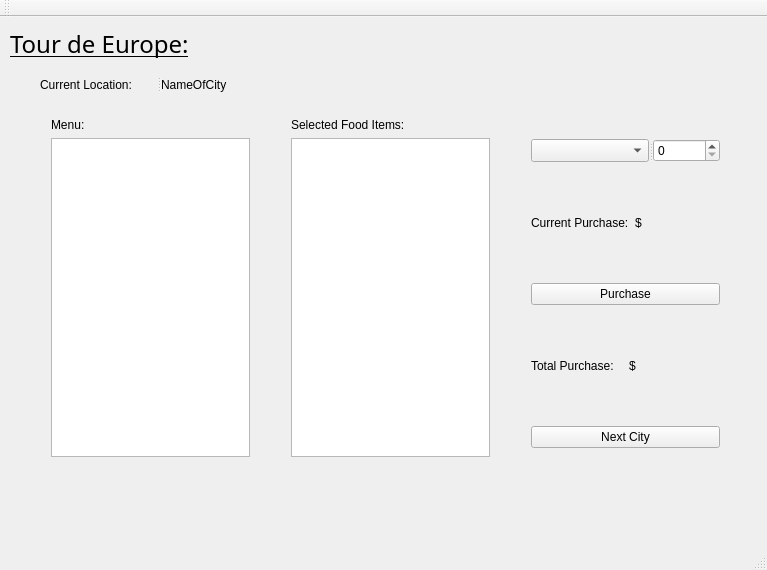
Qt form mainwindow.ui (kevinsemenov14/ProjectOneCS1D) before a commit.
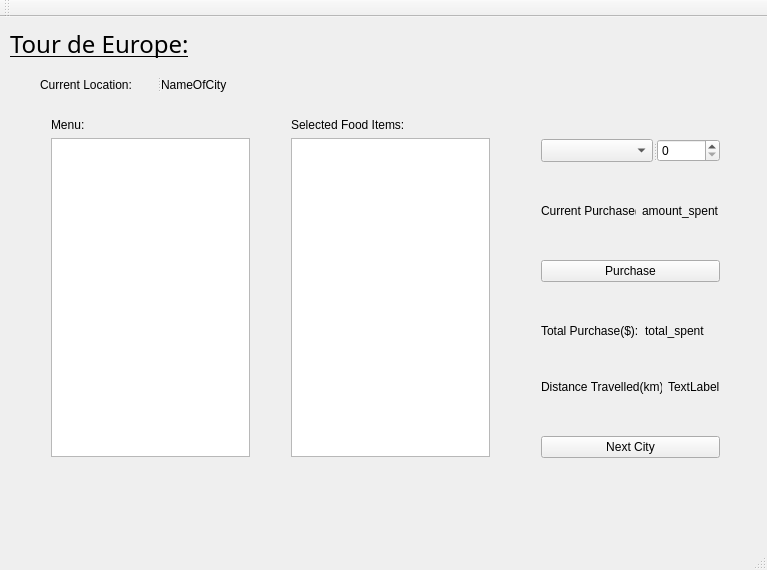
The same form after that commit. The open tabs and pages were chosen to show the change.

Commit message: everything works now :)

The edit to the form file:
```diff
--- a/mainwindow.ui
+++ b/mainwindow.ui
@@ -350,16 +350,16 @@
        </item>
       </layout>
      </widget>
-     <widget class="QWidget" name="layoutWidget">
+     <widget class="QWidget" name="">
       <property name="geometry">
        <rect>
-        <x>500</x>
+        <x>510</x>
         <y>71</y>
-        <width>211</width>
-        <height>331</height>
+        <width>201</width>
+        <height>341</height>
        </rect>
       </property>
-      <layout class="QGridLayout" name="gridLayout">
+      <layout class="QGridLayout" name="gridLayout_13">
        <item row="0" column="0">
         <widget class="QSplitter" name="splitter_4">
          <property name="orientation">
@@ -391,7 +391,7 @@
          <property name="sizeHint" stdset="0">
           <size>
            <width>20</width>
-           <height>40</height>
+           <height>28</height>
           </size>
          </property>
         </spacer>
@@ -404,7 +404,7 @@
             <cursorShape>IBeamCursor</cursorShape>
            </property>
            <property name="text">
-            <string>&lt;html&gt;&lt;head/&gt;&lt;body&gt;&lt;p&gt;&lt;span style=&quot; color:#000000;&quot;&gt;Current Purchase:&lt;/span&gt;&lt;/p&gt;&lt;/body&gt;&lt;/html&gt;</string>
+            <string>&lt;html&gt;&lt;head/&gt;&lt;body&gt;&lt;p&gt;&lt;span style=&quot; color:#000000;&quot;&gt;Current Purchase($):&lt;/span&gt;&lt;/p&gt;&lt;/body&gt;&lt;/html&gt;</string>
            </property>
           </widget>
          </item>
@@ -414,7 +414,7 @@
             <cursorShape>IBeamCursor</cursorShape>
            </property>
            <property name="text">
-            <string>&lt;html&gt;&lt;head/&gt;&lt;body&gt;&lt;p&gt;&lt;span style=&quot; color:#000000;&quot;&gt;$&lt;/span&gt;&lt;/p&gt;&lt;/body&gt;&lt;/html&gt;</string>
+            <string>&lt;html&gt;&lt;head/&gt;&lt;body&gt;&lt;p&gt;&lt;span style=&quot; color:#000000;&quot;&gt;amount_spent&lt;/span&gt;&lt;/p&gt;&lt;/body&gt;&lt;/html&gt;</string>
            </property>
           </widget>
          </item>
@@ -428,7 +428,7 @@
          <property name="sizeHint" stdset="0">
           <size>
            <width>20</width>
-           <height>40</height>
+           <height>28</height>
           </size>
          </property>
         </spacer>
@@ -454,7 +454,7 @@
          <property name="sizeHint" stdset="0">
           <size>
            <width>20</width>
-           <height>40</height>
+           <height>28</height>
           </size>
          </property>
         </spacer>
@@ -467,7 +467,7 @@
             <cursorShape>IBeamCursor</cursorShape>
            </property>
            <property name="text">
-            <string>&lt;html&gt;&lt;head/&gt;&lt;body&gt;&lt;p&gt;&lt;span style=&quot; color:#000000;&quot;&gt;Total Purchase:&lt;/span&gt;&lt;/p&gt;&lt;/body&gt;&lt;/html&gt;</string>
+            <string>&lt;html&gt;&lt;head/&gt;&lt;body&gt;&lt;p&gt;&lt;span style=&quot; color:#000000;&quot;&gt;Total Purchase($):&lt;/span&gt;&lt;/p&gt;&lt;/body&gt;&lt;/html&gt;</string>
            </property>
           </widget>
          </item>
@@ -477,7 +477,7 @@
             <cursorShape>IBeamCursor</cursorShape>
            </property>
            <property name="text">
-            <string>&lt;html&gt;&lt;head/&gt;&lt;body&gt;&lt;p&gt;&lt;span style=&quot; color:#000000;&quot;&gt;$&lt;/span&gt;&lt;/p&gt;&lt;/body&gt;&lt;/html&gt;</string>
+            <string>&lt;html&gt;&lt;head/&gt;&lt;body&gt;&lt;p&gt;total_spent&lt;/p&gt;&lt;/body&gt;&lt;/html&gt;</string>
            </property>
           </widget>
          </item>
@@ -491,12 +491,43 @@
          <property name="sizeHint" stdset="0">
           <size>
            <width>20</width>
-           <height>40</height>
+           <height>28</height>
           </size>
          </property>
         </spacer>
        </item>
        <item row="8" column="0">
+        <layout class="QGridLayout" name="gridLayout">
+         <item row="0" column="0">
+          <widget class="QLabel" name="label_9">
+           <property name="text">
+            <string>Distance Travelled(km):</string>
+           </property>
+          </widget>
+         </item>
+         <item row="0" column="1">
+          <widget class="QLabel" name="label_10">
+           <property name="text">
+            <string>TextLabel</string>
+           </property>
+          </widget>
+         </item>
+        </layout>
+       </item>
+       <item row="9" column="0">
+        <spacer name="verticalSpacer_8">
+         <property name="orientation">
+          <enum>Qt::Vertical</enum>
+         </property>
+         <property name="sizeHint" stdset="0">
+          <size>
+           <width>20</width>
+           <height>18</height>
+          </size>
+         </property>
+        </spacer>
+       </item>
+       <item row="10" column="0">
         <widget class="QPushButton" name="NextCity_pushButton">
          <property name="cursor">
           <cursorShape>PointingHandCursor</cursorShape>
```
Left out of the diff: 4 changed lines with no effect on the pictures. The commit also changes 2 other files.
